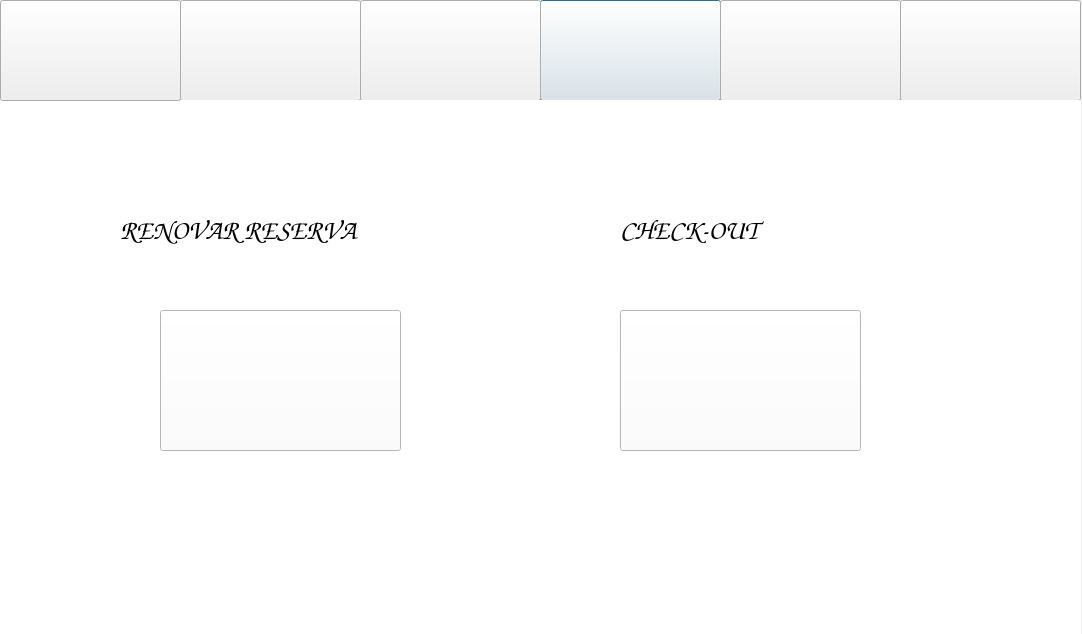
The window that InterfaceGrafica/Hotel/menupainel.ui (Caioww/Hotel) describes before a commit, drawn with Qt 5.
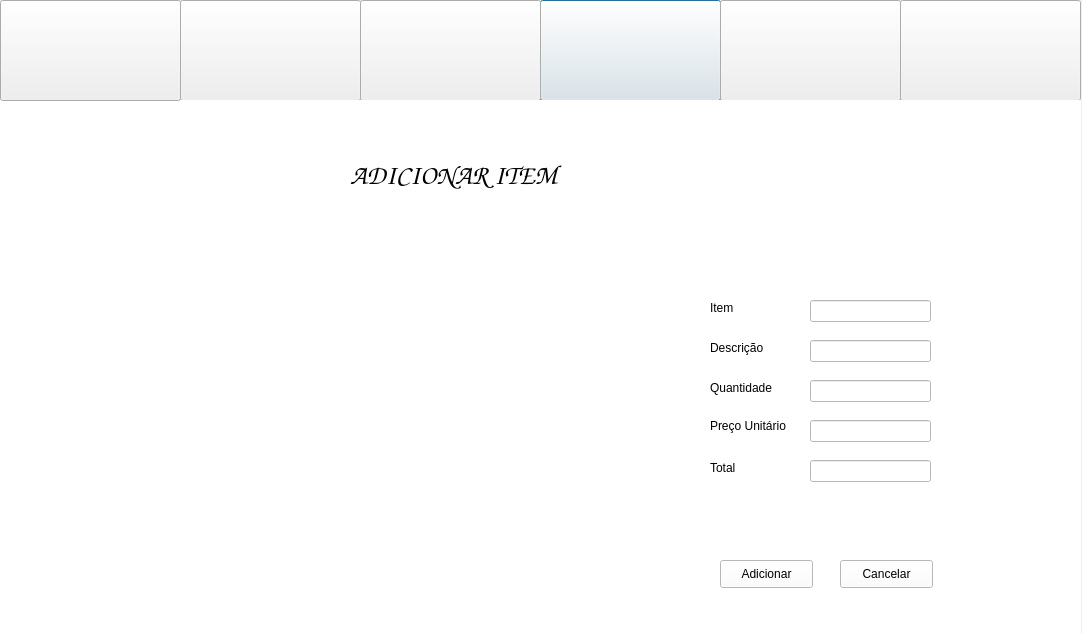
The same window after the commit. Icons and pictures are not drawn.

Commit message: fim telas Reservas

Patch:
```diff
--- a/InterfaceGrafica/Hotel/menupainel.ui
+++ b/InterfaceGrafica/Hotel/menupainel.ui
@@ -110,7 +110,7 @@
     <string notr="true">background-color: rgb(255, 255, 255);</string>
    </property>
    <property name="currentIndex">
-    <number>4</number>
+    <number>7</number>
    </property>
    <widget class="QWidget" name="page">
     <widget class="QLabel" name="label_3">
@@ -1206,6 +1206,332 @@
       <bool>true</bool>
      </property>
     </widget>
+    <widget class="QLabel" name="label_42">
+     <property name="geometry">
+      <rect>
+       <x>430</x>
+       <y>150</y>
+       <width>81</width>
+       <height>20</height>
+      </rect>
+     </property>
+     <property name="text">
+      <string>Nome Cliente</string>
+     </property>
+    </widget>
+    <widget class="QLabel" name="label_43">
+     <property name="geometry">
+      <rect>
+       <x>730</x>
+       <y>150</y>
+       <width>101</width>
+       <height>16</height>
+      </rect>
+     </property>
+     <property name="text">
+      <string>Número Quarto</string>
+     </property>
+    </widget>
+    <widget class="QLineEdit" name="lineEdit_11">
+     <property name="geometry">
+      <rect>
+       <x>530</x>
+       <y>150</y>
+       <width>113</width>
+       <height>22</height>
+      </rect>
+     </property>
+    </widget>
+    <widget class="QLineEdit" name="lineEdit_12">
+     <property name="geometry">
+      <rect>
+       <x>830</x>
+       <y>150</y>
+       <width>113</width>
+       <height>22</height>
+      </rect>
+     </property>
+    </widget>
+    <widget class="QTableWidget" name="tableWidget_2">
+     <property name="geometry">
+      <rect>
+       <x>430</x>
+       <y>190</y>
+       <width>631</width>
+       <height>201</height>
+      </rect>
+     </property>
+     <column>
+      <property name="text">
+       <string>Item</string>
+      </property>
+     </column>
+     <column>
+      <property name="text">
+       <string>Descrição</string>
+      </property>
+     </column>
+     <column>
+      <property name="text">
+       <string>Qtd</string>
+      </property>
+     </column>
+     <column>
+      <property name="text">
+       <string>Unitário</string>
+      </property>
+     </column>
+     <column>
+      <property name="text">
+       <string>Total</string>
+      </property>
+     </column>
+    </widget>
+    <widget class="QLabel" name="label_44">
+     <property name="geometry">
+      <rect>
+       <x>790</x>
+       <y>420</y>
+       <width>61</width>
+       <height>21</height>
+      </rect>
+     </property>
+     <property name="text">
+      <string>TOTAL</string>
+     </property>
+    </widget>
+    <widget class="QLineEdit" name="lineEdit_13">
+     <property name="geometry">
+      <rect>
+       <x>860</x>
+       <y>420</y>
+       <width>113</width>
+       <height>22</height>
+      </rect>
+     </property>
+    </widget>
+    <widget class="QPushButton" name="pushButton_4">
+     <property name="geometry">
+      <rect>
+       <x>860</x>
+       <y>490</y>
+       <width>93</width>
+       <height>28</height>
+      </rect>
+     </property>
+     <property name="text">
+      <string>Confirmar</string>
+     </property>
+    </widget>
+    <widget class="QPushButton" name="pushButton_6">
+     <property name="geometry">
+      <rect>
+       <x>960</x>
+       <y>490</y>
+       <width>93</width>
+       <height>28</height>
+      </rect>
+     </property>
+     <property name="text">
+      <string>Cancelar</string>
+     </property>
+    </widget>
+    <widget class="QPushButton" name="btnAdicionarItem">
+     <property name="geometry">
+      <rect>
+       <x>430</x>
+       <y>470</y>
+       <width>111</width>
+       <height>31</height>
+      </rect>
+     </property>
+     <property name="text">
+      <string>Adicionar Item</string>
+     </property>
+    </widget>
+   </widget>
+   <widget class="QWidget" name="page_8">
+    <widget class="QLabel" name="label_45">
+     <property name="geometry">
+      <rect>
+       <x>350</x>
+       <y>50</y>
+       <width>391</width>
+       <height>51</height>
+      </rect>
+     </property>
+     <property name="font">
+      <font>
+       <family>Comic Sans MS</family>
+       <pointsize>20</pointsize>
+       <weight>75</weight>
+       <bold>true</bold>
+      </font>
+     </property>
+     <property name="text">
+      <string>ADICIONAR ITEM</string>
+     </property>
+    </widget>
+    <widget class="QLabel" name="label_46">
+     <property name="geometry">
+      <rect>
+       <x>70</x>
+       <y>140</y>
+       <width>421</width>
+       <height>311</height>
+      </rect>
+     </property>
+     <property name="text">
+      <string/>
+     </property>
+     <property name="pixmap">
+      <pixmap resource="arquivosrecurso.qrc">:/imgs/imagens/addproduct.jpg</pixmap>
+     </property>
+     <property name="scaledContents">
+      <bool>true</bool>
+     </property>
+    </widget>
+    <widget class="QLabel" name="label_49">
+     <property name="geometry">
+      <rect>
+       <x>710</x>
+       <y>280</y>
+       <width>71</width>
+       <height>16</height>
+      </rect>
+     </property>
+     <property name="text">
+      <string>Quantidade</string>
+     </property>
+    </widget>
+    <widget class="QLabel" name="label_50">
+     <property name="geometry">
+      <rect>
+       <x>710</x>
+       <y>316</y>
+       <width>91</width>
+       <height>20</height>
+      </rect>
+     </property>
+     <property name="text">
+      <string>Preço Unitário</string>
+     </property>
+    </widget>
+    <widget class="QLabel" name="label_51">
+     <property name="geometry">
+      <rect>
+       <x>710</x>
+       <y>360</y>
+       <width>55</width>
+       <height>16</height>
+      </rect>
+     </property>
+     <property name="text">
+      <string>Total</string>
+     </property>
+    </widget>
+    <widget class="QLineEdit" name="lineEdit_14">
+     <property name="geometry">
+      <rect>
+       <x>810</x>
+       <y>200</y>
+       <width>121</width>
+       <height>22</height>
+      </rect>
+     </property>
+    </widget>
+    <widget class="QLineEdit" name="lineEdit_15">
+     <property name="geometry">
+      <rect>
+       <x>810</x>
+       <y>240</y>
+       <width>121</width>
+       <height>22</height>
+      </rect>
+     </property>
+    </widget>
+    <widget class="QLineEdit" name="lineEdit_16">
+     <property name="geometry">
+      <rect>
+       <x>810</x>
+       <y>360</y>
+       <width>121</width>
+       <height>22</height>
+      </rect>
+     </property>
+    </widget>
+    <widget class="QLineEdit" name="lineEdit_17">
+     <property name="geometry">
+      <rect>
+       <x>810</x>
+       <y>280</y>
+       <width>121</width>
+       <height>22</height>
+      </rect>
+     </property>
+    </widget>
+    <widget class="QLineEdit" name="lineEdit_18">
+     <property name="geometry">
+      <rect>
+       <x>810</x>
+       <y>320</y>
+       <width>121</width>
+       <height>22</height>
+      </rect>
+     </property>
+    </widget>
+    <widget class="QLabel" name="label_47">
+     <property name="geometry">
+      <rect>
+       <x>710</x>
+       <y>200</y>
+       <width>55</width>
+       <height>16</height>
+      </rect>
+     </property>
+     <property name="text">
+      <string>Item</string>
+     </property>
+    </widget>
+    <widget class="QLabel" name="label_48">
+     <property name="geometry">
+      <rect>
+       <x>710</x>
+       <y>240</y>
+       <width>55</width>
+       <height>16</height>
+      </rect>
+     </property>
+     <property name="text">
+      <string>Descrição</string>
+     </property>
+    </widget>
+    <widget class="QPushButton" name="pushButton_8">
+     <property name="geometry">
+      <rect>
+       <x>720</x>
+       <y>460</y>
+       <width>93</width>
+       <height>28</height>
+      </rect>
+     </property>
+     <property name="text">
+      <string>Adicionar</string>
+     </property>
+    </widget>
+    <widget class="QPushButton" name="pushButton_9">
+     <property name="geometry">
+      <rect>
+       <x>840</x>
+       <y>460</y>
+       <width>93</width>
+       <height>28</height>
+      </rect>
+     </property>
+     <property name="text">
+      <string>Cancelar</string>
+     </property>
+    </widget>
    </widget>
   </widget>
   <widget class="QPushButton" name="pushButton_5">
```
Left out of the diff: 165 changed lines with no effect on the pictures. The commit also changes 5 other files.
